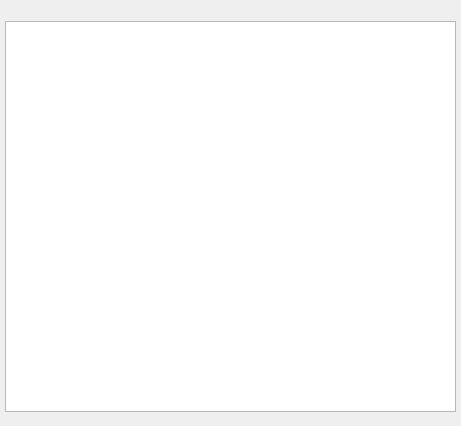
Before: the Qt Designer form dialog.ui in Poloschki/QT-Test-Repo, drawn with Qt 5.
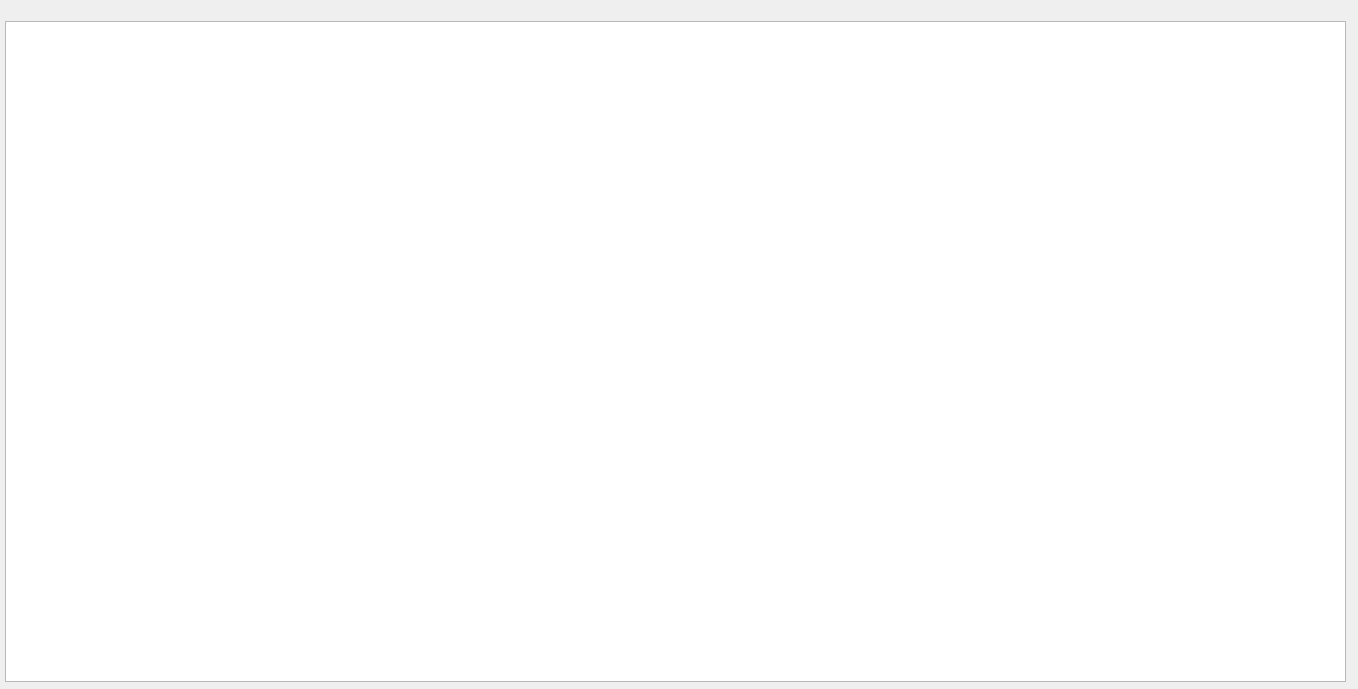
After: the same form once the commit is applied.

```diff
--- a/dialog.ui
+++ b/dialog.ui
@@ -6,8 +6,8 @@
    <rect>
     <x>0</x>
     <y>0</y>
-    <width>461</width>
-    <height>426</height>
+    <width>1358</width>
+    <height>689</height>
    </rect>
   </property>
   <property name="windowTitle">
@@ -18,8 +18,8 @@
     <rect>
      <x>5</x>
      <y>21</y>
-     <width>451</width>
-     <height>391</height>
+     <width>1341</width>
+     <height>661</height>
     </rect>
    </property>
    <property name="autoFillBackground">
```
